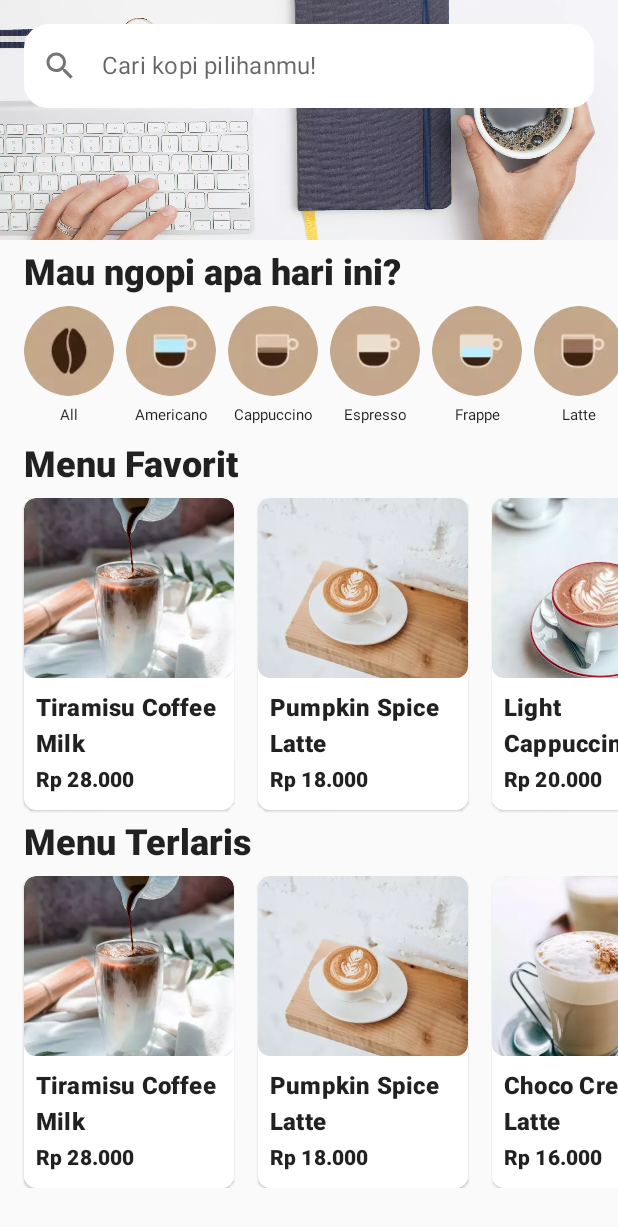
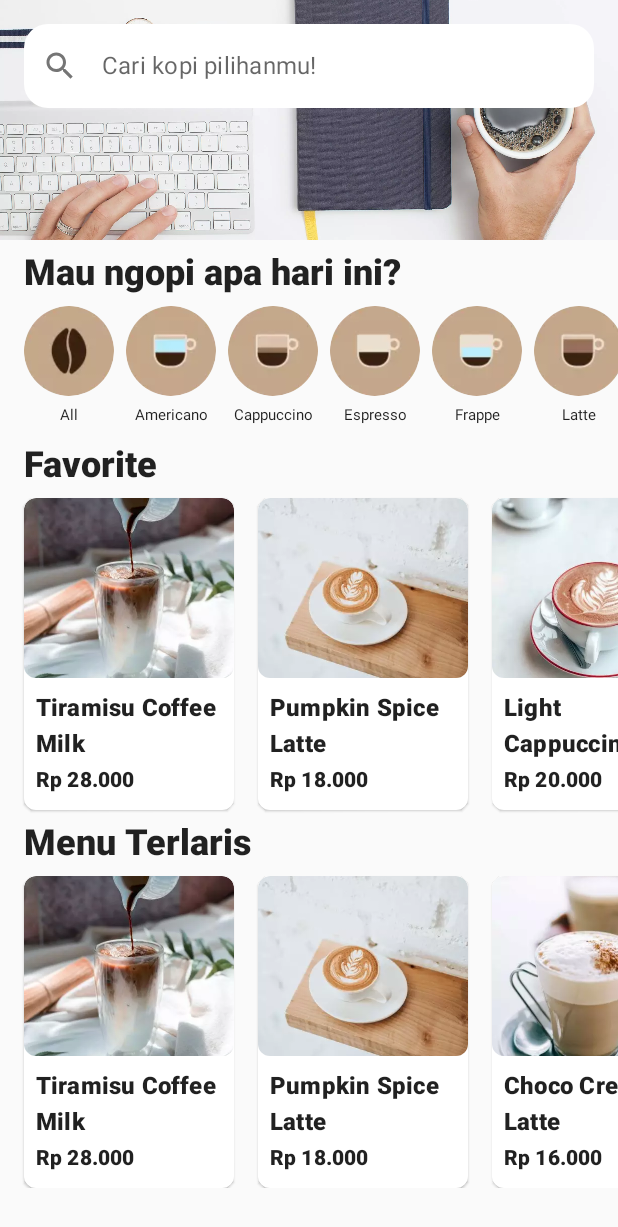
Before and after one commit to akbarhmu/CoffeeShopCompose, an Android app built with Jetpack Compose: the screen it shows after launch (MainActivity), on a phone screen of 412 x 824 dp. Shown: the top 1227 px of the screen. Run offline under Robolectric (Android 15) with nearby library versions, the phone set to English and light mode, and no system bars.

```diff
--- a/app/src/main/java/id/ngoding/composecoffee/MainActivity.kt
+++ b/app/src/main/java/id/ngoding/composecoffee/MainActivity.kt
@@ -24,10 +24,7 @@ import id.ngoding.composecoffee.model.Menu
 import id.ngoding.composecoffee.model.dummyBestSellerMenu
 import id.ngoding.composecoffee.model.dummyCategory
 import id.ngoding.composecoffee.model.dummyMenu
-import id.ngoding.composecoffee.ui.components.CategoryItem
-import id.ngoding.composecoffee.ui.components.MenuItem
-import id.ngoding.composecoffee.ui.components.SearchBar
-import id.ngoding.composecoffee.ui.components.SectionText
+import id.ngoding.composecoffee.ui.components.*
 import id.ngoding.composecoffee.ui.theme.ComposeCoffeeTheme
 
 class MainActivity : ComponentActivity() {
@@ -45,12 +42,18 @@ class MainActivity : ComponentActivity() {
 fun ComposeCoffeeApp() {
     Column(modifier = Modifier.verticalScroll(rememberScrollState())) {
         Banner()
-        SectionText(title = stringResource(id = R.string.section_category))
-        CategoryRow()
-        SectionText(title = stringResource(id = R.string.section_favorite_menu))
-        MenuRow(dummyMenu)
-        SectionText(title = stringResource(id = R.string.section_best_seller_menu))
-        MenuRow(listMenu = dummyBestSellerMenu)
+        HomeSection(
+            title = stringResource(R.string.section_category),
+            content = { CategoryRow() }
+        )
+        HomeSection(
+            title = stringResource(R.string.menu_favorite),
+            content = { MenuRow(dummyMenu)}
+        )
+        HomeSection(
+            title = stringResource(R.string.section_best_seller_menu),
+            content = { MenuRow(dummyBestSellerMenu)}
+        )
     }
 }
 
```
